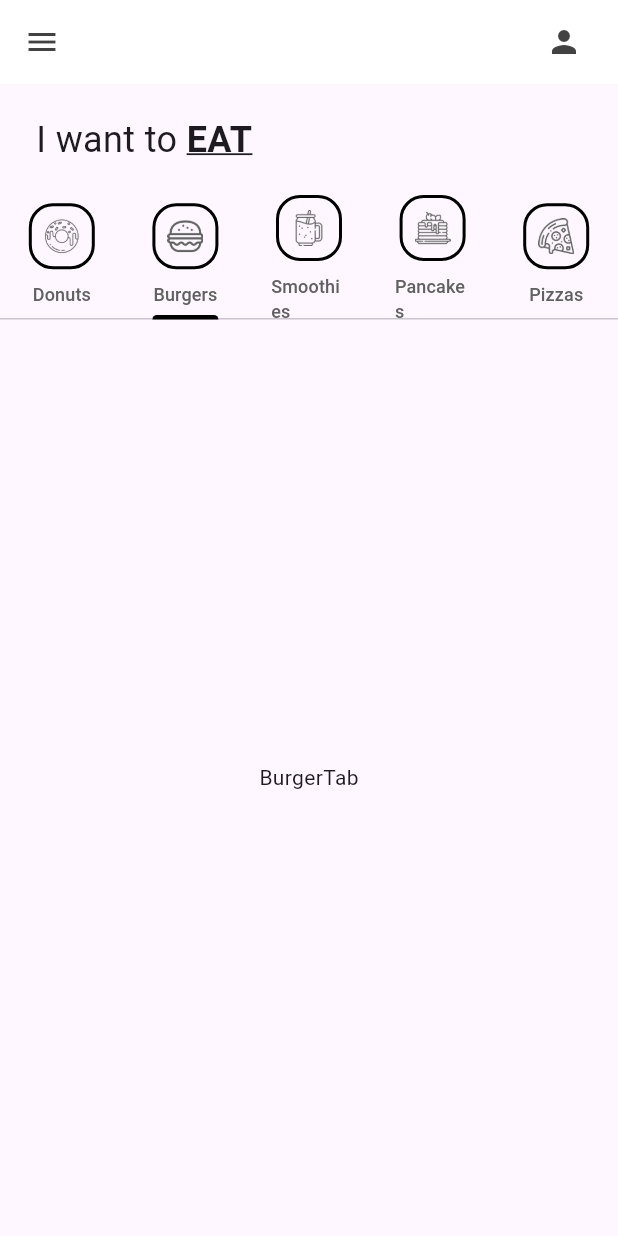
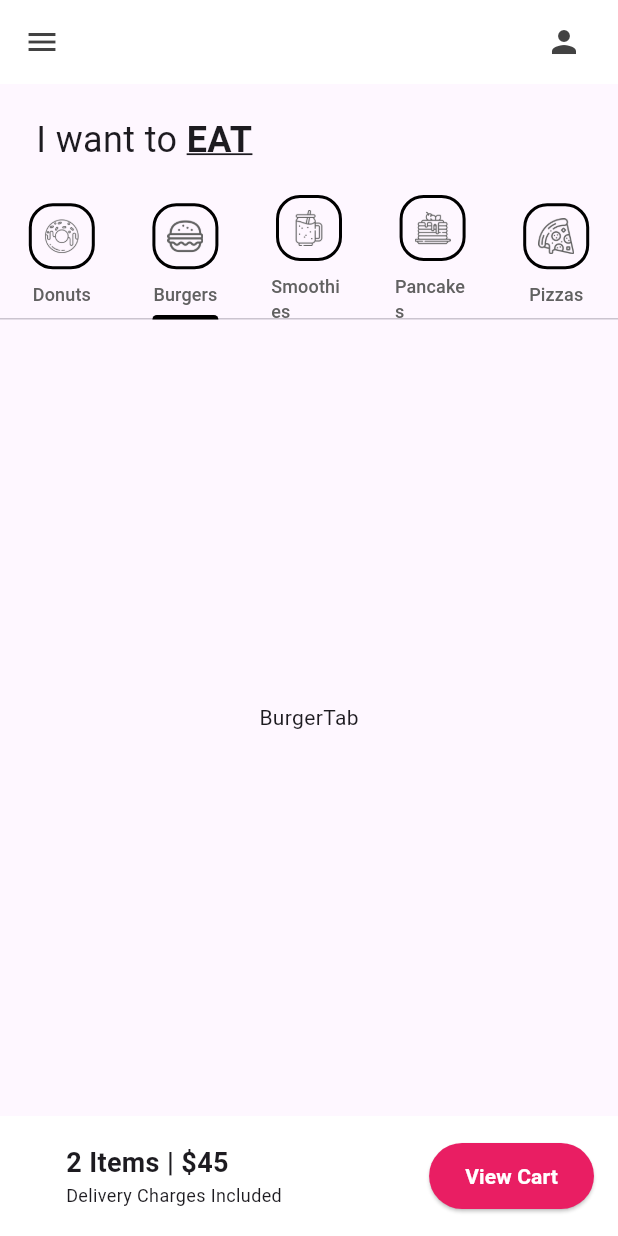
Before and after one commit to MarAguilarLLL/donut_app_8sc, a Flutter app: the screen it shows after launch, tab 2 chosen, on a phone screen of 412 x 824 dp. Run offline on Flutter 3.47's test engine with Material 3 defaults, Android fonts, the phone set to English and light mode, and no system bars.

Commit message:
Shopping cart container added

```diff
--- a/lib/screens/home_page.dart
+++ b/lib/screens/home_page.dart
@@ -112,6 +112,40 @@
             ),
 
             // 4. Carrito (aquí puedes agregar tu botón de carrito)
+            Container(
+              color: Colors.white,
+              padding: EdgeInsets.all(16),
+              child: Row(
+                mainAxisAlignment: MainAxisAlignment.spaceBetween,
+                children: [
+                  Padding(padding: EdgeInsets.only(left:28),
+                  child: Column(
+                    crossAxisAlignment: CrossAxisAlignment.start,
+                    children: [
+                    Text(
+                      '2 Items | \$45',
+                      style: TextStyle(fontSize: 18,
+                      fontWeight: FontWeight.bold,
+                      )
+                      ),
+                    Text(
+                      'Delivery Charges Included',
+                     style: TextStyle(fontSize: 12),),
+                  ],),
+                  ),
+                ElevatedButton(
+                style:ElevatedButton.styleFrom(
+                  backgroundColor: Colors.pink,
+                  padding: EdgeInsets.symmetric(horizontal: 24, vertical:12)
+                ),
+                onPressed: (){},
+                child: const Text(
+                'View Cart',
+                style: TextStyle(
+                  color: Colors.white,
+                fontWeight: FontWeight.bold,),),),
+                ],),
+            )
           ],
         ),
       ),
```
